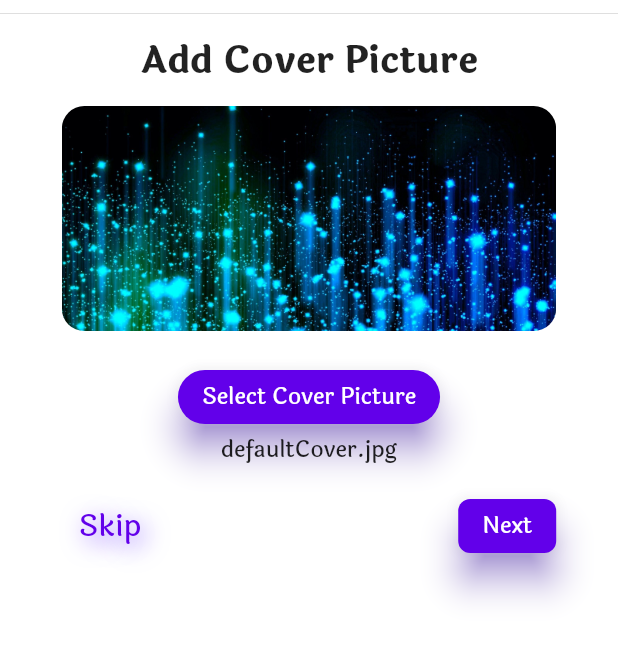
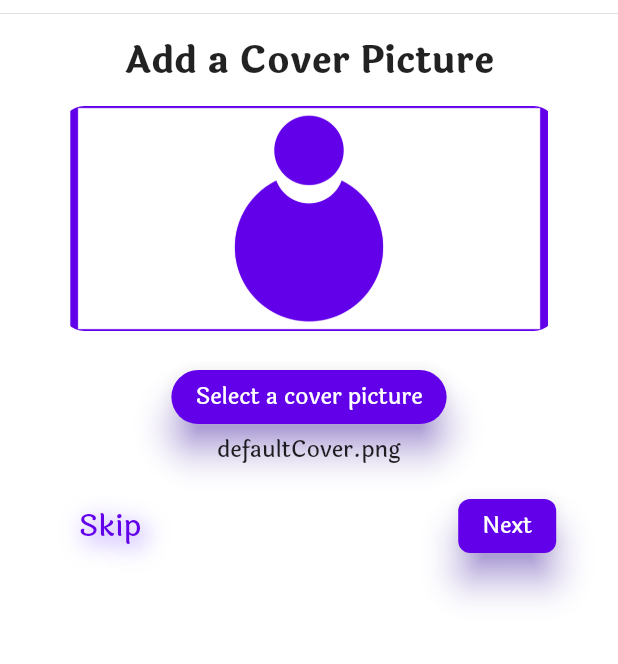
Before and after one commit to gaurishankar007/WatchMe-Flutter, a Flutter app: the AddCoverPicture screen opened by its route, on a phone screen of 412 x 824 dp, the part 70-734 px from its top. Run offline on Flutter 3.47's test engine with Material 2 defaults, Android fonts, the phone set to English and light mode, and no system bars; our stand-ins replace carousel_slider, country_picker, file_picker, flutter_holo_date_picker, flutter_riverpod, form_field_validator and 3 more; accounts and stored records are empty.

Commit message:
Changing default  profile and cover picture

```diff
--- a/lib/main.dart
+++ b/lib/main.dart
@@ -28,7 +28,7 @@ class _WatchMeState extends State<WatchMe> {
       theme: ThemeData(
         fontFamily: "Laila-Medium",
       ),
-      initialRoute: '/Login',
+      initialRoute: '/AddProfile',
       routes: {
         '/Login': (context) => LoginUser(),
         '/RegisterUser': (context) => RegisterUser(),
--- a/lib/screens/login/reset_password.dart
+++ b/lib/screens/login/reset_password.dart
@@ -69,7 +69,7 @@ class _ResetPasswordState extends State<ResetPassword> {
                     height: 5,
                   ),
                   Text(
-                    "The password reset link is sent to your account's email. Copy the link and paste here.",
+                    "The password reset link is sent to your account's email. Copy the link and paste here. You have 3 minutes left otherwise the link will expire.",
                     textAlign: TextAlign.center,
                     style: TextStyle(
                       color: textColor,
--- a/lib/screens/registration/cover_pic.dart
+++ b/lib/screens/registration/cover_pic.dart
@@ -15,8 +15,8 @@ class AddCoverPicture extends StatefulWidget {
 class _AddCoverPictureState extends State<AddCoverPicture> {
   final themeController =
       StateNotifierProvider<ThemeNotifier, bool>((_) => ThemeNotifier());
-  String coverPicture = "defaultCover.jpg";
-  String coverPicturePath = "images/defaultCover.jpg";
+  String coverPicture = "defaultCover.png";
+  String coverPicturePath = "images/defaultCover.png";
 
   @override
   Widget build(BuildContext context) {
@@ -60,7 +60,7 @@ class _AddCoverPictureState extends State<AddCoverPicture> {
             child: Column(
               children: [
                 Text(
-                  "Add Cover Picture",
+                  "Add a Cover Picture",
                   textAlign: TextAlign.center,
                   style: TextStyle(
                     color: textColor,
@@ -71,7 +71,7 @@ class _AddCoverPictureState extends State<AddCoverPicture> {
                 SizedBox(
                   height: 10,
                 ),
-                (coverPicture == "defaultCover.jpg")
+                (coverPicture == "defaultCover.png")
                     ? ClipRRect(
                         borderRadius: BorderRadius.circular(15),
                         child: Image(
@@ -114,7 +114,7 @@ class _AddCoverPictureState extends State<AddCoverPicture> {
                         });
                       },
                       child: Text(
-                        "Select Cover Picture",
+                        "Select a cover picture",
                         style: TextStyle(
                           fontSize: 15,
                         ),
--- a/lib/screens/registration/profile_pic.dart
+++ b/lib/screens/registration/profile_pic.dart
@@ -61,7 +61,7 @@ class _AddProfilePictureState extends State<AddProfilePicture> {
             child: Column(
               children: [
                 Text(
-                  "Add Profile Picture",
+                  "Add a Profile Picture",
                   textAlign: TextAlign.center,
                   style: TextStyle(
                     color: textColor,
@@ -104,7 +104,7 @@ class _AddProfilePictureState extends State<AddProfilePicture> {
                         });
                       },
                       child: Text(
-                        "Select Profile Picture",
+                        "Select a profile picture",
                         style: TextStyle(
                           fontSize: 15,
                         ),
```
Also changed, not shown: fonts/Dosis-Bold.ttf (deleted), fonts/Dosis-Regular.ttf (deleted), fonts/TheNautigal-Bold.ttf (deleted), images/defaultCover.jpg (deleted), images/defaultCover.png (added), images/defaultProfile.png.
